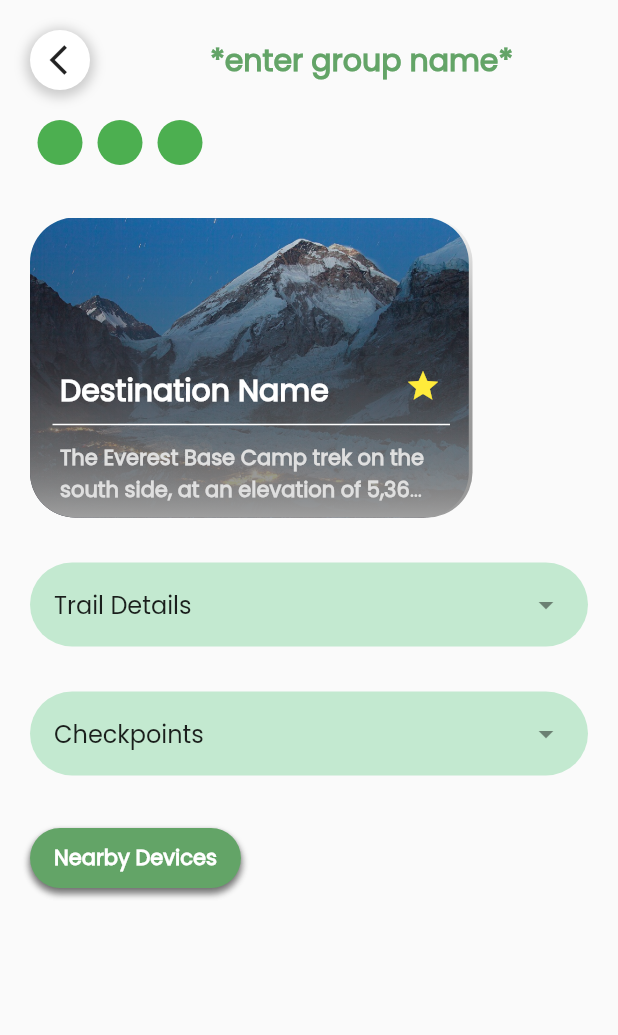
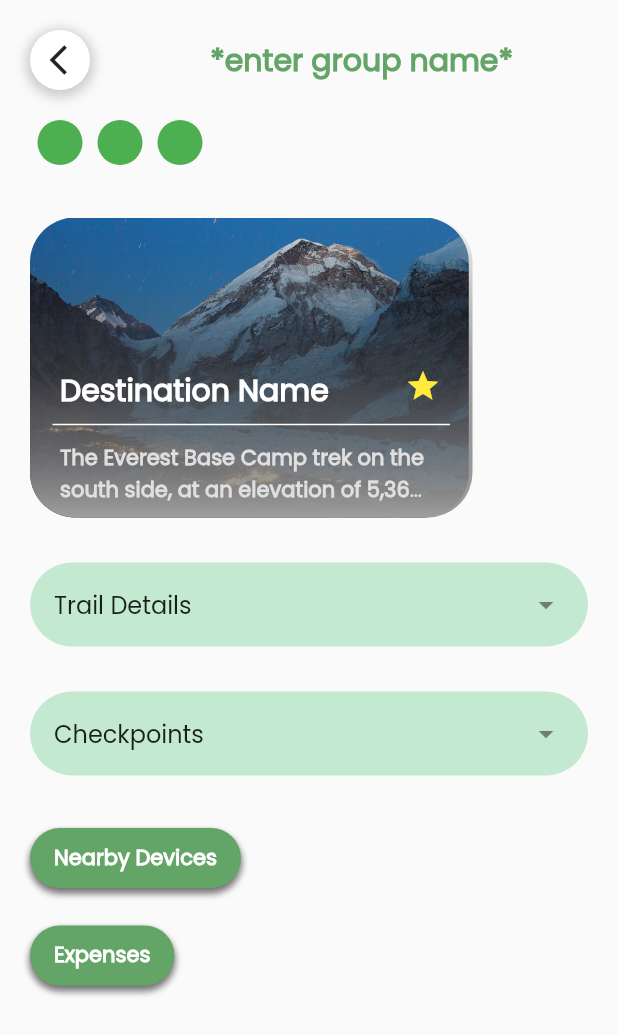
Before and after one commit to elaie/Hikeyy, a Flutter app: the StartTrail screen opened directly with empty values, on a phone screen of 412 x 824 dp. Shown: the top 1035 px of the screen. Run offline on Flutter 3.47's test engine with Material 2 defaults, Android fonts, the phone set to English and light mode, and no system bars; our stand-ins replace carousel_slider, cloud_firestore, firebase_auth, firebase_core, firebase_messaging, firebase_storage and 6 more; missing offline and left inert: cron, dart:ffi; accounts and stored records are empty.

Commit message:
Expenses wala UI chaiyo

```diff
--- a/hikeyy/lib/start_trail/start_trail.dart
+++ b/hikeyy/lib/start_trail/start_trail.dart
@@ -8,6 +8,7 @@ import 'package:flutter/material.dart';
 import 'package:flutter/services.dart';
 import 'package:geolocator/geolocator.dart';
 import 'package:google_maps_flutter/google_maps_flutter.dart';
+import 'package:hikeyy/start_trail/Expenses.dart';
 import 'package:hikeyy/start_trail/friendslocation.dart';
 import 'package:hikeyy/start_trail/widgets/collapseable_options.dart';
 import 'package:hikeyy/widgets/app_colors.dart';
@@ -55,8 +56,8 @@ class _StartTrailState extends State<StartTrail> {
         .collection('Users')
         .doc(FirebaseAuth.instance.currentUser!.uid)
         .update({'TokenId': fcmToken}).then((value) {
-      print(fcmToken);
-      print('@@@@@@@@@@@@@@@@@@@@@');
+      //print(fcmToken);
+     // print('@@@@@@@@@@@@@@@@@@@@@');
     });
   }
   // ignore: non_constant_identifier_names
@@ -83,10 +84,7 @@ class _StartTrailState extends State<StartTrail> {
     getTokenId();
     UpdateLocation();
     super.initState();
-    // final cron = Cron();
-    // cron.schedule(Schedule.parse('* * * * *'), () async {
-    //   UpdateLocation();
-    // });
+
     timer = Timer.periodic(Duration(seconds: 30), (timer) {
       UpdateLocation();
     });
@@ -127,7 +125,7 @@ class _StartTrailState extends State<StartTrail> {
                             child: IconButton(
                               icon: const Icon(Icons.arrow_back_ios),
                               onPressed: () {
-                                Navigator.of(context).pop();
+                                _onWillPop();
                               },
                             ))),
                     const Padding(
@@ -250,6 +248,16 @@ class _StartTrailState extends State<StartTrail> {
                         text: 'Nearby Devices',
                       )),
                 ),
+                    Padding(
+                      padding: const EdgeInsets.only(top: 25.0),
+                      child: AppButtons(
+                          onPressed: () {
+                            Navigator.push(context, MaterialPageRoute(builder: (context)=> Expenses(id: widget.id)));
+                          },
+                          child: const AppText(
+                            text: 'Expenses',
+                          )),
+                    ),
               ]),
             ),
           ),
```
Also changed, not shown: hikeyy/lib/start_trail/Expenses.dart (added, +86 -0 lines).
